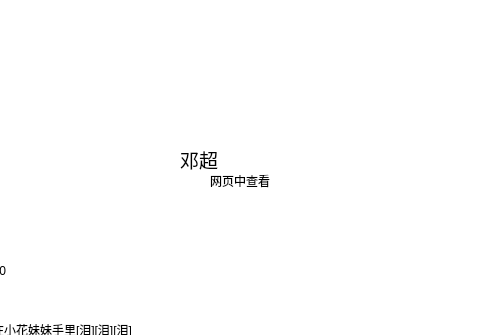
Before: the Qt Designer form QtGuiApplication1/WeiboItem.ui in LiMubai2017/wangluoQT, drawn with Qt 5; both pictures show x 220 to 700 and y 0 to 335 of the 960 by 1200 pixel window.
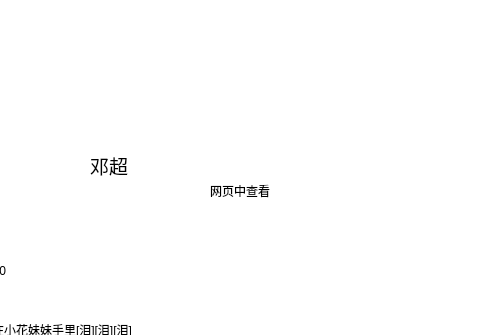
After: the same form once the commit is applied.

Diff of the .ui file:
```diff
--- a/QtGuiApplication1/WeiboItem.ui
+++ b/QtGuiApplication1/WeiboItem.ui
@@ -38,10 +38,10 @@
   <widget class="QLabel" name="name">
    <property name="geometry">
     <rect>
-     <x>400</x>
-     <y>149</y>
-     <width>120</width>
-     <height>21</height>
+     <x>310</x>
+     <y>150</y>
+     <width>301</width>
+     <height>31</height>
     </rect>
    </property>
    <property name="font">
@@ -421,7 +421,7 @@
    <property name="geometry">
     <rect>
      <x>420</x>
-     <y>170</y>
+     <y>180</y>
      <width>80</width>
      <height>21</height>
     </rect>
```
